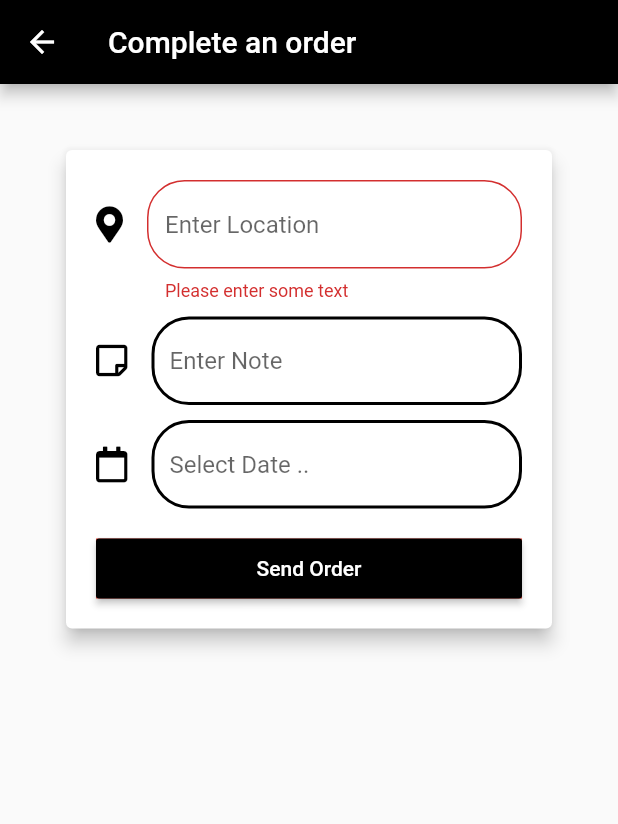
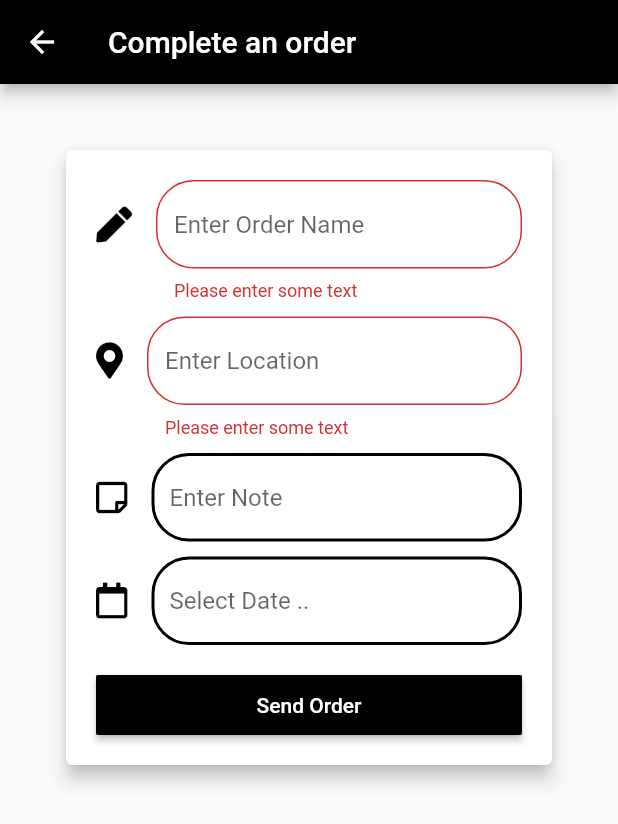
Before and after one commit to SarahSalem-hub/between, a Flutter app: the insertOrder screen opened directly with empty values, after a tap on "Send Order", on a phone screen of 412 x 824 dp. Shown: the top 824 px of the screen. Run offline on Flutter 3.47's test engine with Material 2 defaults, Android fonts, the phone set to English and light mode, and no system bars; drawn by our look-alikes of date_field; our stand-ins replace cloud_firestore, firebase_core, firebase_database, flutter_spinkit, flutter_svg, fluttertoast and 4 more; missing offline and left inert: flutter_awesome_buttons; accounts and stored records are empty; project files that could hold a hidden picture were left out.

Commit message:
fetching and adding orders

```diff
--- a/lib/main.dart
+++ b/lib/main.dart
@@ -1,4 +1,6 @@
 import 'package:between/draftCode/insertButNew.dart';
+import 'package:between/orders/fetchOrders.dart';
+import 'package:between/orders/singleOrder.dart';
 import 'package:get_storage/get_storage.dart';
 import 'draftCode/InsertOrderold.dart';
 import 'package:between/splash.dart';
@@ -8,6 +10,7 @@ import 'package:flutter/material.dart';
 import 'package:between/first.dart';
 import 'package:get/get.dart';
 
+import 'offers/NewOffer.dart';
 import 'orders/InsertItem.dart';
 import 'orders/InsertOrder.dart';
 
@@ -30,7 +33,10 @@ class MyApp extends StatelessWidget {
         getPages: [
           GetPage(name: "/home", page: () => HomePageWidget()),
           GetPage(name: "/insert_item", page: () => insertItem()),
-          GetPage(name: "/insert_order", page:()=>  insertOrder())
+          GetPage(name: "/insert_order", page:()=>  insertOrder()),
+          GetPage(name: "/fetch_orders", page:()=>  fetchOrders()),
+          GetPage(name: "/single_order", page:()=>  singleOrder()),
+          GetPage(name: "/new_offer", page:()=>  newOffer())
         ],
 
     home: SplashScreen(),
--- a/lib/orders/InsertOrder.dart
+++ b/lib/orders/InsertOrder.dart
@@ -31,7 +31,9 @@ class _insertOrderState extends State<insertOrder> {
   late List listAfterFetching =[];
   TextEditingController location = TextEditingController();
   TextEditingController note = TextEditingController();
-  DateTime date= DateTime(2022,12,12) ;
+  TextEditingController orderName = TextEditingController();
+  var date = DateTime.now().add(new Duration(days: 2)) ;
+
 
 ////////////////////guess not important
   List fetchedData = [];
@@ -70,6 +72,34 @@ class _insertOrderState extends State<insertOrder> {
             key: formKey,
             child: Column(
               children: <Widget>[
+                TextFormField(
+                  controller: orderName,
+                  decoration:  InputDecoration(
+                    hintText: 'Enter Order Name',
+                    icon: FaIcon(FontAwesomeIcons.pen,color: Colors.black,),
+                    border: OutlineInputBorder(
+                      borderRadius: BorderRadius.circular(25),
+                      borderSide: const BorderSide(color: Colors.black,),),
+                    enabledBorder: OutlineInputBorder(
+                      borderRadius: BorderRadius.circular(25),
+                      borderSide: BorderSide(color: Colors.black, width: 2.0),),
+                    focusedBorder: OutlineInputBorder(
+                      borderRadius: BorderRadius.circular(25),
+                      borderSide: BorderSide(color: Colors.black, width: 2.0),),
+                  ),
+
+                  // The validator receives the text that the user has entered.
+                  validator: (value) {
+                    if (value == null || value.isEmpty) {
+                      return 'Please enter some text';
+                    }
+                    return null;
+                  },
+                ),
+                const SizedBox(
+                  height: 10,
+                ),
+
                 TextFormField(
                   controller: location,
               decoration:  InputDecoration(
@@ -156,7 +186,7 @@ class _insertOrderState extends State<insertOrder> {
                                 Fluttertoast.showToast(msg: "ahhaah");
 
                                // DbItem().Order();
-                                var  list =  await DbItem().addItem(location.text, note.text, date);
+                                var  list =  await DbItem().addItem(orderName.text,location.text, note.text, date);
                                 print(await "date");
                                 print(await date.toString());
                                 // print("list is :");
@@ -207,8 +237,9 @@ class _insertOrderState extends State<insertOrder> {
           child: Column(
             children: [
               orderForm,
-              SizedBox(height: 20),
+              SizedBox(height: 4),
               itemCard,
+
             ],
           ),
         )));
--- a/lib/orders/orderConnection/db_order.dart
+++ b/lib/orders/orderConnection/db_order.dart
@@ -8,11 +8,12 @@ class DbOrder {
   CollectionReference dbCollection =
   FirebaseFirestore.instance.collection("order");
 
-  String addOrder (String location ,String note ,DateTime date , List itemsIDS){
+  String addOrder (String orderName,String location ,String note ,DateTime date , List itemsIDS){
     var order;
     try{
       order =
       {
+        'OrderName':orderName,
         'Location':location,
         'Note':note ,
         'Date':date,
```
Also changed, not shown: lib/first.dart (+16 -5 lines), lib/orders/orderConnection/db_item.dart (+2 -20 lines), 1 other file.
